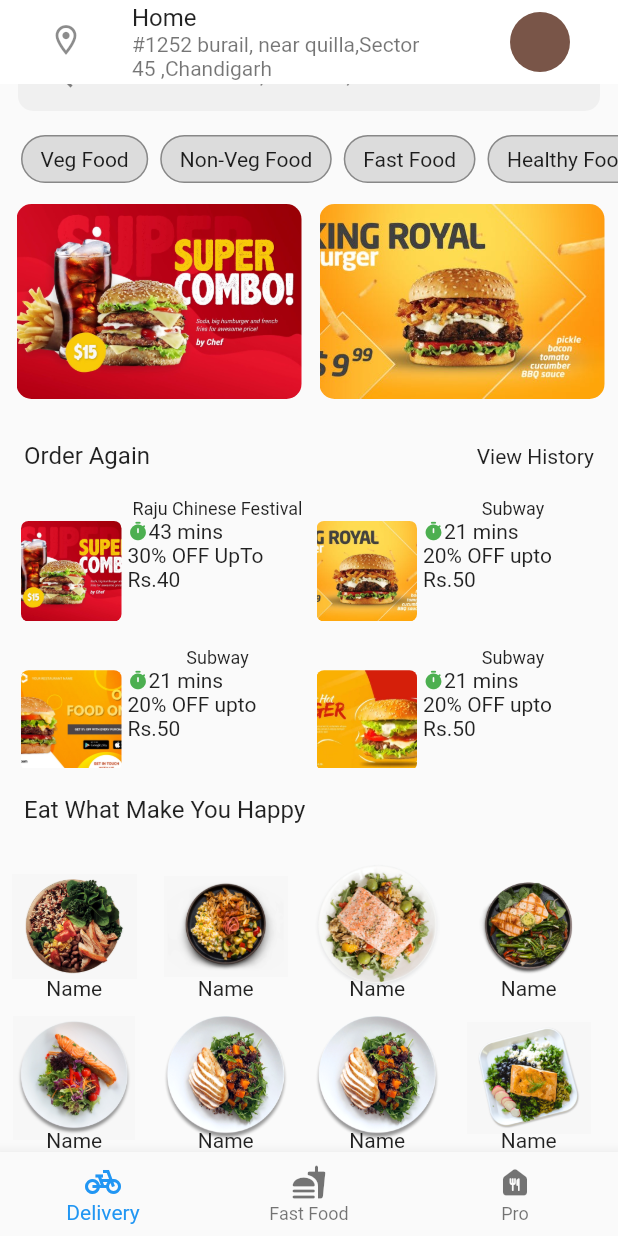
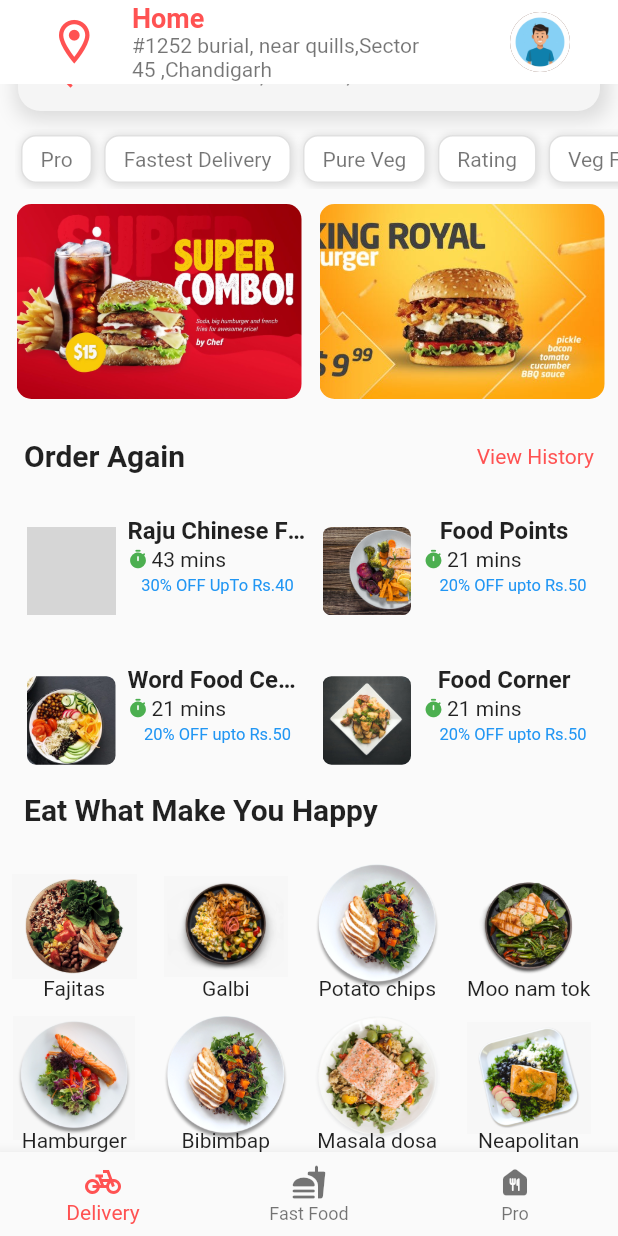
Before and after one commit to shahbazakon/Food-Ordering, a Flutter app: the screen it shows after launch, scrolled down 42 dp, on a phone screen of 412 x 824 dp. Run offline on Flutter 3.47's test engine with Material 2 defaults, Android fonts, the phone set to English and light mode, and no system bars; grey boxes are pictures that could not be loaded.

Commit message:
Home Page Completed

```diff
--- a/lib/Widgets/navigationbar.dart
+++ b/lib/Widgets/navigationbar.dart
@@ -8,6 +8,7 @@ class FoodNavigationBar extends StatelessWidget {
   @override
   Widget build(BuildContext context) {
     return BottomNavigationBar(
+      fixedColor: Colors.redAccent,
         items: const [
           BottomNavigationBarItem(
               icon: Icon(Icons.pedal_bike_sharp),
--- a/lib/Widgets/searchbar.dart
+++ b/lib/Widgets/searchbar.dart
@@ -12,16 +12,33 @@ class FoodSearchBar extends StatelessWidget {
       margin: EdgeInsets.all(12),
       padding: const EdgeInsets.symmetric( horizontal: 16),
       decoration: BoxDecoration(
+        boxShadow: const [
+          BoxShadow(
+            color: Colors.black12,
+            offset: Offset(
+              2.0,
+              2.0,
+            ),
+            blurRadius: 10.0,
+            spreadRadius: 4.0,
+          ), //BoxShadow
+          BoxShadow(
+            color: Colors.white,
+            offset: Offset(0.0, 0.0),
+            blurRadius: 0.0,
+            spreadRadius: 0.0,
+          ), //BoxShadow
+        ],
         color: Colors.black38.withAlpha(10),
         borderRadius: const BorderRadius.all(
-          Radius.circular(10),
+          Radius.circular(15),
         ),
       ),
       child: Row(
         children: <Widget>[
-          Icon(
+          const Icon(
             Icons.search,
-            color: Colors.black.withAlpha(120),
+            color: Colors.redAccent,
           ),
           Expanded(
             child: TextField(
--- a/lib/home.dart
+++ b/lib/home.dart
@@ -19,10 +19,11 @@ class _MyHomePageState extends State<MyHomePage> {
           backgroundColor: Colors.white,
           elevation: 0,
           title: const ListTile(
-            leading: Icon(Icons.location_on_outlined),
-            title: Text("Home"),
-            subtitle: Text("#1252 burail, near quilla,Sector 45 ,Chandigarh"),
+            leading: Icon(Icons.location_on_outlined,size: 35,color: Colors.redAccent,),
+            title: Text("Home",style: TextStyle(fontWeight: FontWeight.bold,color: Colors.redAccent,fontSize: 18),),
+            subtitle: Text("#1252 burial, near quills,Sector 45 ,Chandigarh"),
             trailing: CircleAvatar(
+              backgroundImage: AssetImage('assets/ProfilePick.jpg'),
               backgroundColor: Colors.brown,
             ),
           )),
@@ -53,14 +54,22 @@ class _MyHomePageState extends State<MyHomePage> {
               childAspectRatio: 1,
               scrollDirection: Axis.horizontal,
               children: [
-                DishCard("assets/dish1.png","Name"),
-                DishCard("assets/dish2.png","Name"),
-                DishCard("assets/dish3.png","Name"),
-                DishCard("assets/dish4.png","Name"),
-                DishCard("assets/dish5.png","Name"),
-                DishCard("assets/dish6.png","Name"),
-                DishCard("assets/dish7.png","Name"),
-                DishCard("assets/dish8.png","Name"),
+                DishCard("assets/dish1.png","Fajitas"),
+                DishCard("assets/dish2.png","Hamburger"),
+                DishCard("assets/dish3.png","Galbi"),
+                DishCard("assets/dish4.png","Bibimbap"),
+                DishCard("assets/dish6.png","Potato chips"),
+                DishCard("assets/dish5.png","Masala dosa"),
+                DishCard("assets/dish7.png","Moo nam tok"),
+                DishCard("assets/dish8.png","Neapolitan"),
+                DishCard("assets/dish1.png","Fajitas"),
+                DishCard("assets/dish2.png","Hamburger"),
+                DishCard("assets/dish3.png","Galbi"),
+                DishCard("assets/dish4.png","Bibimbap"),
+                DishCard("assets/dish5.png","Masala dosa"),
+                DishCard("assets/dish7.png","Moo nam tok"),
+                DishCard("assets/dish8.png","Neapolitan"),
+                DishCard("assets/dish6.png","Potato chips"),
               ],
             ),
           );
@@ -96,13 +105,13 @@ class _MyHomePageState extends State<MyHomePage> {
         mainAxisSpacing: 2,
         childAspectRatio: 1 / .5,
         children: [
-          FoodOrderCard("assets/FoodOfferCard4.jpg", "Raju Chinese Festival",
+          FoodOrderCard("assets/FoodTemplate2.jpg", "Raju Chinese Festival",
               "43 mins", "30% OFF UpTo Rs.40"),
-          FoodOrderCard("assets/FoodOfferCard3.jpg", "Subway", "21 mins",
+          FoodOrderCard("assets/FoodTemplate3.jpeg", "Food Points   ", "21 mins",
               "20% OFF upto Rs.50"),
-          FoodOrderCard("assets/FoodOfferCard2.jpg", "Subway", "21 mins",
+          FoodOrderCard("assets/FoodTemplate4.webp", "Word Food Center", "21 mins",
               "20% OFF upto Rs.50"),
-          FoodOrderCard("assets/FoodOfferCard1.jpg", "Subway", "21 mins",
+          FoodOrderCard("assets/FoodTemplate5.jpg", "Food Corner   ", "21 mins",
               "20% OFF upto Rs.50"),
         ],
       ),
@@ -120,19 +129,22 @@ class _MyHomePageState extends State<MyHomePage> {
                 OrderImg,
                 fit: BoxFit.cover,
               ),
-              borderRadius: BorderRadius.circular(5),
+              borderRadius: BorderRadius.circular(6),
             ),
-            padding: EdgeInsets.all(4),
+            padding: EdgeInsets.all(8),
             height: 75,
             width: 75,
           ),
           Flexible(
+            child: Padding(
+              padding: const EdgeInsets.symmetric(vertical: 12),
               child: Column(
                 children: [
                   Text(
                     OrderName,
+                    textAlign: TextAlign.left,
                     overflow: TextOverflow.ellipsis,
-                  style: TextStyle(fontSize: 12),
+                    style: const TextStyle(fontSize: 16,fontWeight: FontWeight.bold),
                   ),
                   Row(
                     children: [
@@ -141,11 +153,18 @@ class _MyHomePageState extends State<MyHomePage> {
                         size: 14,
                         color: Colors.green,
                       ),
-                    Text(OrderTime),
+                      Padding(
+                        padding: const EdgeInsets.all(2.0),
+                        child: Text(OrderTime,textAlign: TextAlign.left,style: const TextStyle(fontSize: 14),),
+                      ),
                     ],
                   ),
-                Text(OdderOffer),
+                  Padding(
+                    padding: const EdgeInsets.all(1.0),
+                    child: Text(OdderOffer,textAlign: TextAlign.left,style: const TextStyle(color: Colors.blue,fontSize: 11)),
+                  ),
                 ],
+              ),
             ),
           )
         ],
@@ -155,8 +174,8 @@ class _MyHomePageState extends State<MyHomePage> {
 
   ListTile FoodSection(String MainHeading, String SubHeading) {
     return ListTile(
-      title: Text(MainHeading),
-      trailing: Text(SubHeading),
+      title: Text(MainHeading,style: TextStyle(fontWeight: FontWeight.bold,fontSize: 20),),
+      trailing: Text(SubHeading,style: TextStyle(color: Colors.redAccent),),
     );
   }
 
@@ -198,6 +217,10 @@ class _MyHomePageState extends State<MyHomePage> {
         child: ListView(
           scrollDirection: Axis.horizontal,
           children: <Widget>[
+            FoodCategory("Pro"),
+            FoodCategory("Fastest Delivery"),
+            FoodCategory("Pure Veg"),
+            FoodCategory("Rating"),
             FoodCategory("Veg Food"),
             FoodCategory("Non-Veg Food"),
             FoodCategory("Fast Food"),
@@ -212,16 +235,36 @@ class _MyHomePageState extends State<MyHomePage> {
     return Container(
       child: Text(
         CategoryName,
+        style: TextStyle(color: Colors.black54),
         textAlign: TextAlign.center,
       ),
       margin: const EdgeInsets.all(4),
       padding: const EdgeInsets.symmetric(vertical: 7, horizontal: 12),
-      // width: 100,
       decoration: BoxDecoration(
+        border: Border.all(color: Colors.black12),
+        boxShadow: const [
+          BoxShadow(
             color: Colors.black12,
-        border: Border.all(color: Colors.black38),
-        borderRadius: BorderRadius.circular(20),
+            offset: Offset(
+              1.0,
+              1.0,
             ),
+            blurRadius: 4.0,
+            spreadRadius: 1.0,
+          ), //BoxShadow
+          BoxShadow(
+            color: Colors.white,
+            offset: Offset(0.0, 0.0),
+            blurRadius: 0.0,
+            spreadRadius: 0.0,
+          ), //BoxShadow
+        ],
+        borderRadius: const BorderRadius.all(
+          Radius.circular(10),
+        ),
+      )
+
+
     );
   }
 }
```
Also changed, not shown: assets/ProfilePick.jpg (added), 1 other file. Lines whose indentation alone changed are shown as unchanged.
